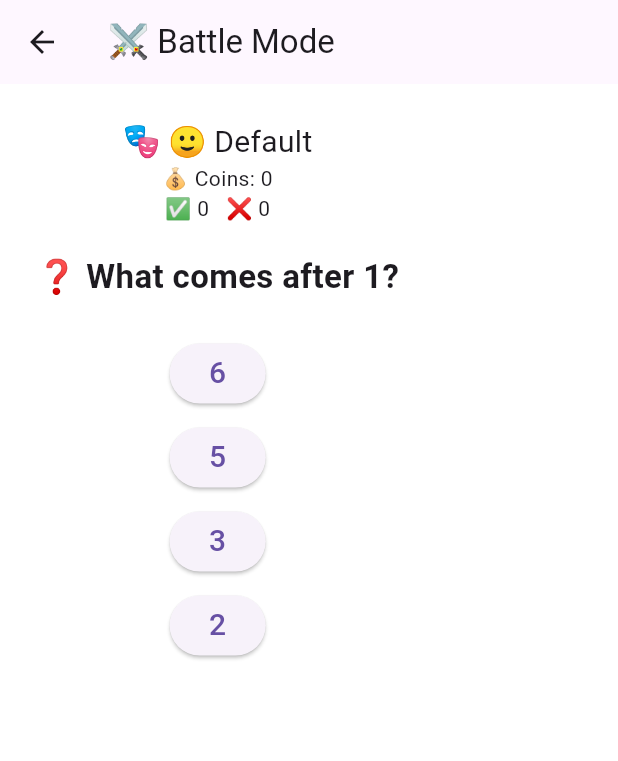
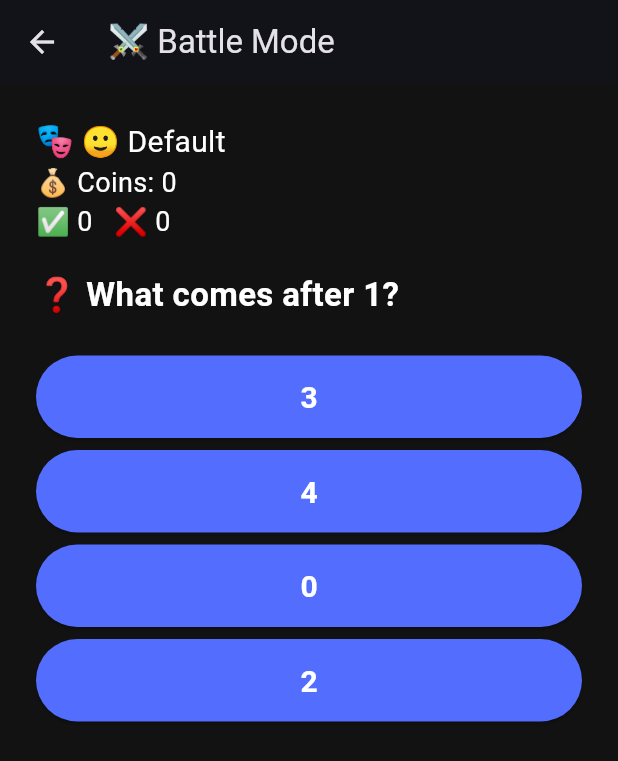
Before and after one commit to StingHub/intellex-lite, a Flutter app: the screen it shows after launch, after a tap on "🎮 Start Battle", on a phone screen of 412 x 824 dp. Shown: the top 761 px of the screen. Run offline on Flutter 3.47's test engine with Material 3 defaults, Android fonts, the light colour scheme and no system bars.

Commit message:
Updated UI and ShopScreen

```diff
--- a/lib/main.dart
+++ b/lib/main.dart
@@ -1,4 +1,4 @@
-// 🌟 Intellex Lite — NEXTLEVEL UI Edition with XP, Streaks, and Upgraded Skin Shop
+// 🌟 Intellex Lite — MAXED UI + SMOOTH UX + BATTLE POLISH
 
 import 'package:flutter/material.dart';
 import 'dart:math';
@@ -12,10 +12,18 @@ class IntellexApp extends StatelessWidget {
     return MaterialApp(
       title: 'Intellex Lite',
       debugShowCheckedModeBanner: false,
-      theme: ThemeData(
-        brightness: Brightness.light,
-        primarySwatch: Colors.indigo,
-        scaffoldBackgroundColor: Colors.white,
+      theme: ThemeData.dark().copyWith(
+        scaffoldBackgroundColor: const Color(0xFF121212),
+        colorScheme: ColorScheme.fromSeed(seedColor: Colors.indigoAccent, brightness: Brightness.dark),
+        textTheme: const TextTheme(bodyMedium: TextStyle(fontSize: 18)),
+        elevatedButtonTheme: ElevatedButtonThemeData(
+          style: ElevatedButton.styleFrom(
+            backgroundColor: Colors.indigoAccent,
+            foregroundColor: Colors.white,
+            textStyle: const TextStyle(fontSize: 20, fontWeight: FontWeight.bold),
+            padding: const EdgeInsets.symmetric(vertical: 16),
+          ),
+        ),
       ),
       home: const HomeScreen(),
     );
@@ -66,7 +74,10 @@ class _HomeScreenState extends State<HomeScreen> {
       appBar: AppBar(title: const Text('🎓 Intellex Lite')),
       body: Center(
         child: SingleChildScrollView(
+          child: Padding(
+            padding: const EdgeInsets.all(24),
             child: Column(
+              crossAxisAlignment: CrossAxisAlignment.stretch,
               children: [
                 Text('💰 Coins: ${gameData.coins}', style: const TextStyle(fontSize: 22)),
                 Text('📈 XP: ${gameData.xp}   🔥 Streak: ${gameData.streak}', style: const TextStyle(fontSize: 16)),
@@ -74,6 +85,8 @@ class _HomeScreenState extends State<HomeScreen> {
                 const Text('Select Grade:', style: TextStyle(fontSize: 20, fontWeight: FontWeight.bold)),
                 DropdownButton<int>(
                   value: selectedGrade,
+                  isExpanded: true,
+                  dropdownColor: Colors.grey.shade900,
                   items: List.generate(12, (i) => DropdownMenuItem(value: i + 1, child: Text('Grade ${i + 1}'))),
                   onChanged: (value) => setState(() => selectedGrade = value!),
                 ),
@@ -88,16 +101,17 @@ class _HomeScreenState extends State<HomeScreen> {
                       MaterialPageRoute(builder: (_) => BattleScreen(grade: selectedGrade)),
                     );
                   },
-                child: const Text('🎮 Start Battle', style: TextStyle(fontSize: 22)),
+                  child: const Text('🎮 Start Battle'),
                 ),
                 const SizedBox(height: 16),
                 OutlinedButton(
                   onPressed: () {
                     Navigator.push(context, MaterialPageRoute(builder: (_) => const ShopScreen()));
                   },
-                child: const Text('🛍️ Open Shop', style: TextStyle(fontSize: 18)),
+                  child: const Text('🛍️ Open Shop'),
                 ),
               ],
+            ),
           ),
         ),
       ),
@@ -161,7 +175,7 @@ class _BattleScreenState extends State<BattleScreen> {
       body: Padding(
         padding: const EdgeInsets.all(24),
         child: Column(
-          crossAxisAlignment: CrossAxisAlignment.center,
+          crossAxisAlignment: CrossAxisAlignment.stretch,
           children: [
             Text('🎭 ${gameData.selectedSkin}', style: const TextStyle(fontSize: 20)),
             Text('💰 Coins: ${gameData.coins}'),
@@ -197,9 +211,11 @@ class GameOverScreen extends StatelessWidget {
 
     return Scaffold(
       appBar: AppBar(title: const Text('📉 Game Over')),
-      body: Center(
+      body: Padding(
+        padding: const EdgeInsets.all(32),
         child: Column(
           mainAxisAlignment: MainAxisAlignment.center,
+          crossAxisAlignment: CrossAxisAlignment.center,
           children: [
             Text('Final Score: $finalScore correct!', style: const TextStyle(fontSize: 22)),
             Text('💰 Earned: $earnedCoins coins', style: const TextStyle(fontSize: 18)),
@@ -211,10 +227,7 @@ class GameOverScreen extends StatelessWidget {
                   (route) => false,
                 );
               },
-              style: ElevatedButton.styleFrom(
-                padding: const EdgeInsets.symmetric(horizontal: 24, vertical: 12),
-              ),
-              child: const Text('🔁 Return Home', style: TextStyle(fontSize: 18)),
+              child: const Text('🔁 Return Home'),
             ),
           ],
         ),
@@ -241,10 +254,33 @@ class _ShopScreenState extends State<ShopScreen> {
     '🎮 Gamer': 90,
   };
 
+  String skinRarity(String skin) {
+    final cost = skins[skin]!;
+    if (cost == 0) return 'Common';
+    if (cost <= 50) return 'Rare';
+    if (cost <= 80) return 'Epic';
+    return 'Legendary';
+  }
+
+  Color rarityColor(String rarity) {
+    switch (rarity) {
+      case 'Common':
+        return Colors.grey;
+      case 'Rare':
+        return Colors.blueAccent;
+      case 'Epic':
+        return Colors.purpleAccent;
+      case 'Legendary':
+        return Colors.amber;
+      default:
+        return Colors.black;
+    }
+  }
+
   @override
   Widget build(BuildContext context) {
     return Scaffold(
-      appBar: AppBar(title: const Text('🛒 Skin Shop')),
+      appBar: AppBar(title: const Text('🛍️ Skin Shop')),
       body: GridView.count(
         crossAxisCount: 2,
         padding: const EdgeInsets.all(16),
@@ -255,23 +291,34 @@ class _ShopScreenState extends State<ShopScreen> {
           final cost = entry.value;
           final isUnlocked = gameData.isUnlocked(skin);
           final isSelected = gameData.selectedSkin == skin;
+          final rarity = skinRarity(skin);
+          final color = rarityColor(rarity);
 
-          return Container(
+          return AnimatedContainer(
+            duration: const Duration(milliseconds: 300),
+            padding: const EdgeInsets.all(12),
             decoration: BoxDecoration(
-              color: Colors.indigo.shade50,
+              color: isSelected ? color.withOpacity(0.1) : Colors.white,
               borderRadius: BorderRadius.circular(16),
-              border: Border.all(color: Colors.indigo, width: 2),
+              border: Border.all(
+                color: isSelected ? color : Colors.indigo.shade300,
+                width: isSelected ? 3 : 2,
+              ),
+              boxShadow: isSelected
+                  ? [BoxShadow(color: color.withOpacity(0.4), blurRadius: 10)]
+                  : [],
             ),
             child: Column(
               mainAxisAlignment: MainAxisAlignment.center,
               children: [
-                Text(skin, style: const TextStyle(fontSize: 22)),
-                const SizedBox(height: 8),
+                Text(skin, style: TextStyle(fontSize: 24)),
+                const SizedBox(height: 6),
                 Text('$cost 💰', style: const TextStyle(fontSize: 16)),
+                Text(rarity, style: TextStyle(color: color, fontWeight: FontWeight.bold)),
                 const SizedBox(height: 12),
                 isUnlocked
                     ? (isSelected
-                        ? const Text('✅ Equipped')
+                        ? const Text('✅ Equipped', style: TextStyle(fontWeight: FontWeight.bold))
                         : ElevatedButton(
                             onPressed: () => setState(() => gameData.selectedSkin = skin),
                             child: const Text('Equip'),
@@ -290,7 +337,7 @@ class _ShopScreenState extends State<ShopScreen> {
                             setState(() {});
                           }
                         },
-                        child: const Text('Buy'),
+                        child: Text('Buy for $cost'),
                       ),
               ],
             ),
@@ -300,6 +347,9 @@ class _ShopScreenState extends State<ShopScreen> {
     );
   }
 }
+
+
+// 🌟 Enhanced generateQuestion() — unique questions for EACH GRADE (1–12)
 
 Map<String, dynamic> generateQuestion(int grade) {
   final rnd = Random();
@@ -315,11 +365,11 @@ Map<String, dynamic> generateQuestion(int grade) {
   switch (grade) {
     case 1:
       if (type == 0) {
-        question = 'What is $a + $b?';
+        question = '$a + $b = ?';
         answer = '${a + b}';
       } else if (type == 1) {
-        question = 'Count: 🟢 ' * a;
-        answer = '$a';
+        question = '$a - $b = ?';
+        answer = '${a - b}';
       } else {
         question = 'What comes after $a?';
         answer = '${a + 1}';
@@ -328,53 +378,54 @@ Map<String, dynamic> generateQuestion(int grade) {
 
     case 2:
       if (type == 0) {
-        question = '$a - $b = ?';
-        answer = '${a - b}';
+        question = '$a + $b + ${a - b} = ?';
+        answer = '${a + b + (a - b)}';
       } else if (type == 1) {
-        question = 'Double of $a is?';
+        question = 'Double $a = ?';
         answer = '${2 * a}';
       } else {
-        question = '10 more than $a?';
-        answer = '${a + 10}';
+        question = 'Half of ${2 * a} = ?';
+        answer = '${a}';
       }
       break;
 
     case 3:
       if (type == 0) {
-        question = 'What is $a × $b?';
+        question = '$a × $b = ?';
         answer = '${a * b}';
       } else if (type == 1) {
-        question = 'How many sides does a triangle have?';
-        answer = '3';
+        question = '$a ÷ $b = ? (1 decimal)';
+        answer = (a / b).toStringAsFixed(1);
       } else {
-        question = '$a ÷ $b = ? (rounded)';
-        answer = (a / b).toStringAsFixed(1);
+        question = 'Area of square with side $a?';
+        answer = '${a * a}';
       }
       break;
 
     case 4:
       if (type == 0) {
-        question = 'Perimeter of square (side = $a)?';
-        answer = '${4 * a}';
+        question = 'Perimeter of rectangle: $a, $b';
+        answer = '${2 * (a + b)}';
       } else if (type == 1) {
-        question = 'Area of rectangle ($a × $b)?';
-        answer = '${a * b}';
+        question = 'Volume of cube (side=$a)?';
+        answer = '${a * a * a}';
       } else {
-        question = 'Half of $a?';
-        answer = '${(a / 2).toStringAsFixed(1)}';
+        question = 'Simplify: $a + $b + $b';
+        answer = '${a + 2 * b}';
       }
       break;
 
     case 5:
       if (type == 0) {
-        question = 'Simplify: $a + $b + $b = ?';
-        answer = '${a + 2 * b}';
+        question = '25% of ${4 * a}?';
+        answer = '${(4 * a * 0.25).toStringAsFixed(1)}';
       } else if (type == 1) {
-        question = 'What is 25% of ${4 * a}?';
-        answer = '${(4 * a * 0.25).toStringAsFixed(1)}';
+        question = 'GCF of $a and $b?';
+        int gcf(int x, int y) => y == 0 ? x : gcf(y, x % y);
+        answer = '${gcf(a, b)}';
       } else {
-        question = 'Volume of cube (side=$a)?';
-        answer = '${a * a * a}';
+        question = 'Solve: x + $a = ${a + b}';
+        answer = '$b';
       }
       break;
 
@@ -383,51 +434,17 @@ Map<String, dynamic> generateQuestion(int grade) {
         question = 'Mean of [$a, $b, ${a + b}]?';
         answer = '${((a + b + (a + b)) / 3).toStringAsFixed(1)}';
       } else if (type == 1) {
-        question = 'Solve: x + $a = ${a + b}';
-        answer = '$b';
+        question = 'Area of triangle: b=$a, h=$b';
+        answer = '${(a * b / 2).toStringAsFixed(1)}';
       } else {
-        question = 'GCF of $a and $b?';
-        int gcf(int x, int y) => y == 0 ? x : gcf(y, x % y);
-        answer = '${gcf(a, b)}';
+        question = 'Solve: 2x + 3 = ${2 * a + 3}';
+        answer = '$a';
       }
       break;
 
     case 7:
       if (type == 0) {
-        question = 'Solve: 2x + 3 = ${2 * a + 3}';
-        answer = '$a';
-      } else if (type == 1) {
-        question = 'Area of triangle (b=$a, h=$b)?';
-        answer = '${(a * b / 2).toStringAsFixed(1)}';
-      } else {
-        question = 'Is $a a prime number?';
-        bool isPrime(int n) {
-          if (n < 2) return false;
-          for (int i = 2; i <= sqrt(n).toInt(); i++) {
-            if (n % i == 0) return false;
-          }
-          return true;
-        }
-        answer = isPrime(a) ? 'Yes' : 'No';
-      }
-      break;
-
-    case 8:
-      if (type == 0) {
-        question = 'What is $a² + 2×$a + 1?';
-        answer = '${a * a + 2 * a + 1}';
-      } else if (type == 1) {
-        question = 'Slope between (0,0) and ($a,$b)?';
-        answer = (b / a).toStringAsFixed(1);
-      } else {
-        question = 'Evaluate: ($a + $b)²';
-        answer = '${(a + b) * (a + b)}';
-      }
-      break;
-
-    case 9:
-      if (type == 0) {
-        question = 'Simplify: (${a}x + ${b}x)';
+        question = 'Simplify: ${a}x + ${b}x';
         answer = '${a + b}x';
       } else if (type == 1) {
         question = 'Factor: x² + ${2 * a}x + ${a * a}';
@@ -438,16 +455,42 @@ Map<String, dynamic> generateQuestion(int grade) {
       }
       break;
 
-    case 10:
+    case 8:
+      if (type == 0) {
+        question = 'What is $a² + 2×$a + 1?';
+        answer = '${a * a + 2 * a + 1}';
+      } else if (type == 1) {
+        question = 'Slope from (0,0) to ($a,$b)?';
+        answer = (b / a).toStringAsFixed(1);
+      } else {
+        question = 'Solve: ($a + $b)²';
+        answer = '${(a + b) * (a + b)}';
+      }
+      break;
+
+    case 9:
       if (type == 0) {
         question = 'Derivative of ${a}x²?';
         answer = '${2 * a}x';
       } else if (type == 1) {
+        question = 'Distance: (0,0) to ($a,$b)?';
+        answer = (sqrt(a * a + b * b)).toStringAsFixed(2);
+      } else {
         question = 'What is log₁₀(${10 * a})?';
         answer = '${(log(10 * a) / log(10)).toStringAsFixed(1)}';
+      }
+      break;
+
+    case 10:
+      if (type == 0) {
+        question = 'Integral of x dx?';
+        answer = '½x² + C';
+      } else if (type == 1) {
+        question = 'Evaluate: (x + $a)²';
+        answer = 'x² + ${2 * a}x + ${a * a}';
       } else {
-        question = 'Distance formula: (0,0) to ($a,$b)?';
-        answer = sqrt(a * a + b * b).toStringAsFixed(2);
+        question = 'Determinant: |$a $b| |$b $a|';
+        answer = '${a * a - b * b}';
       }
       break;
 
@@ -476,20 +519,20 @@ Map<String, dynamic> generateQuestion(int grade) {
         question = 'What is the determinant of a 2×2: |$a $b| |$b $a|?';
         answer = '${a * a - b * b}';
       }
+      break;
   }
 
-  // MCQ: add answer + 3 distractors
   choices.add(answer);
   while (choices.length < 4) {
     String fake;
     if (answer.contains('x') || answer.contains('C') || answer.contains('|x|')) {
-      fake = answer.replaceAll(a.toString(), '${a + rnd.nextInt(4) - 2}');
+      fake = answer.replaceAll('$a', '${a + rnd.nextInt(4) - 2}');
     } else if (answer.contains('.')) {
       double base = double.tryParse(answer) ?? 0;
-      fake = (base + rnd.nextDouble() * 4 - 2).toStringAsFixed(1);
+      fake = (base + rnd.nextDouble() * 3 - 1.5).toStringAsFixed(1);
     } else {
-      int base = int.tryParse(answer.replaceAll(RegExp(r'\D'), '')) ?? a;
-      fake = '${base + rnd.nextInt(10) - 5}';
+      int base = int.tryParse(answer.replaceAll(RegExp(r'[^0-9]'), '')) ?? a;
+      fake = '${base + rnd.nextInt(8) - 4}';
     }
     if (!choices.contains(fake)) choices.add(fake);
   }
```
Lines whose indentation alone changed are shown as unchanged.
